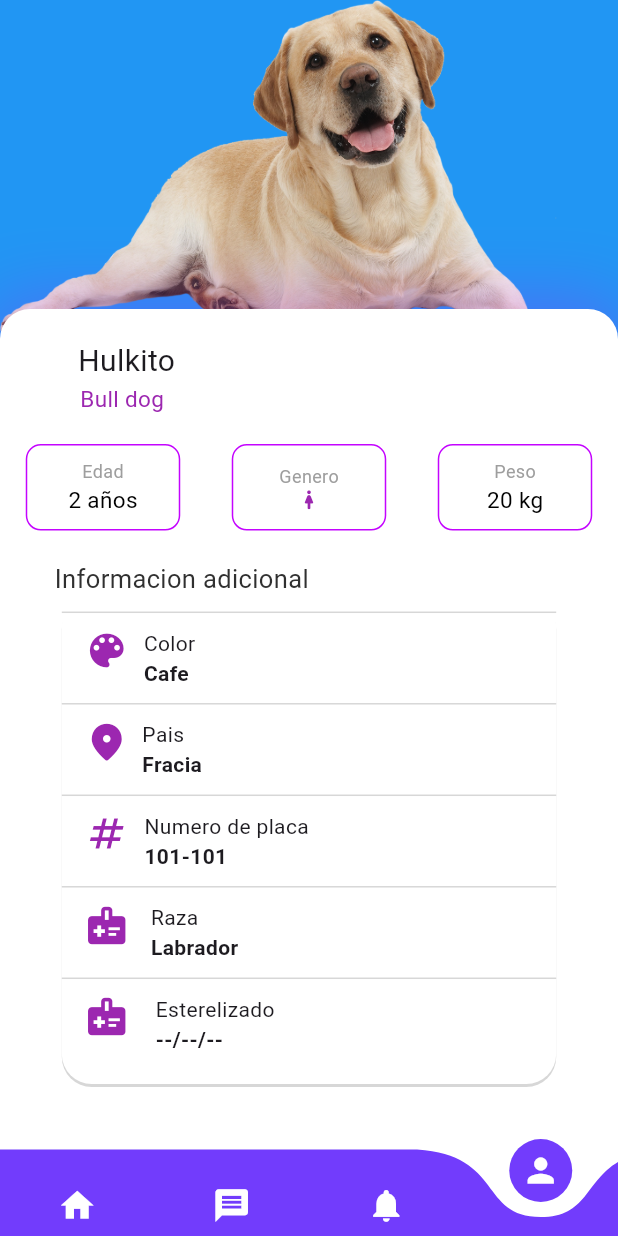
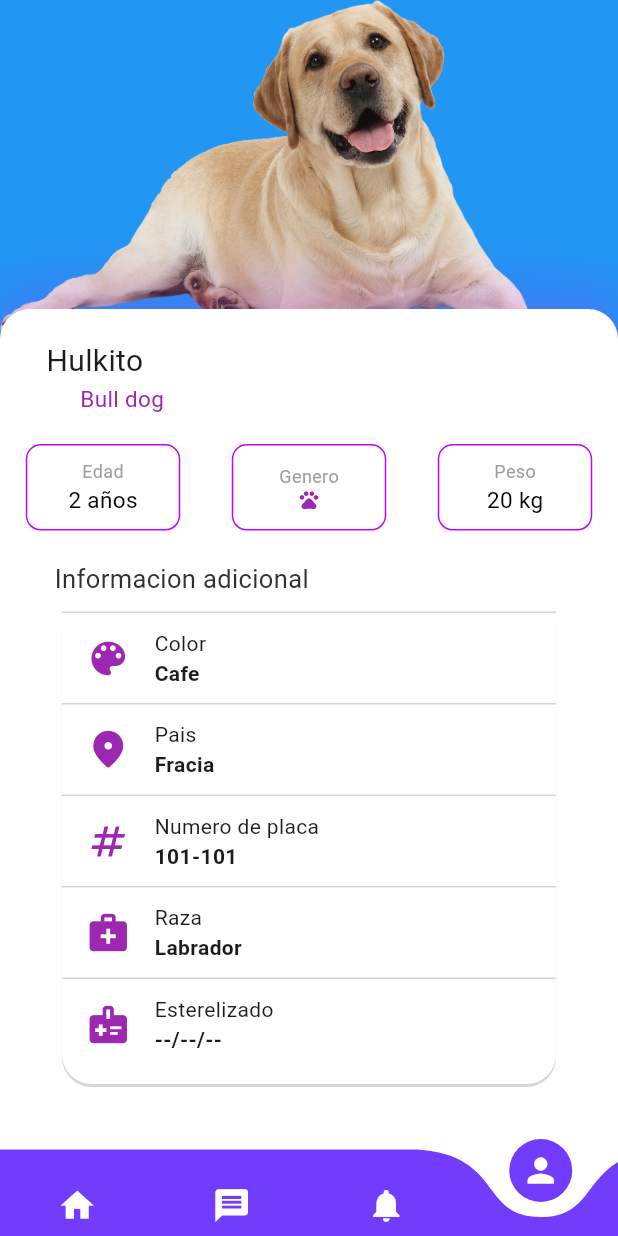
Before and after one commit to Isa-josep/vet_app, a Flutter app: the VeterinarioPage screen opened by its route, item 4 of the bottom bar chosen, on a phone screen of 412 x 824 dp. Run offline on Flutter 3.47's test engine with Material 3 defaults, Android fonts, the phone set to English and light mode, and no system bars; drawn by our look-alikes of curved_navigation_bar; our stand-ins replace animate_do, flutter_riverpod, flutter_svg, go_router; project files that could hold a hidden picture were left out.

Commit message:
Base de datos de veterinario y correcion de errores
Conexion de homepage y veterianprofile con la base de datos, correccion de error en el perfil de la mascota

```diff
--- a/lib/config/router/app_router.dart
+++ b/lib/config/router/app_router.dart
@@ -2,7 +2,7 @@ import 'package:go_router/go_router.dart';
 import 'package:vetapp/features/presentation/screens.dart';
 import 'package:vetapp/features/presentation/screens/profilepet.dart';
 import 'package:vetapp/features/presentation/screens/profileveterinario.dart';
-import 'package:vetapp/features/presentation/screens/veterinario-page.dart';
+import 'package:vetapp/features/presentation/screens/veterinario_page.dart';
 
 final appRouter = GoRouter(initialLocation: '/', routes: [
   GoRoute(
--- /dev/null
+++ b/lib/features/datosdoc.dart
@@ -0,0 +1,74 @@
+class Doctor {
+  final String nombre;
+  final String especialidad;
+  final String especialidad2;
+  final String especialidad3;
+  final int likes;
+  final double distance;
+  final String fotoUrl;
+  final String description;
+  // Agrega otras propiedades relevantes
+
+  Doctor({
+    required this.nombre,
+    required this.especialidad,
+    required this.especialidad2,
+    required this.especialidad3,
+    required this.likes,
+    required this.distance,
+    required this.description,
+    required this.fotoUrl,
+  });
+}
+
+final List<Doctor> doctores = [
+  Doctor(
+      nombre: 'Dr. Juan Pérez',
+      especialidad: 'Cardiólogo',
+      especialidad2: 'Cardiólogo',
+      especialidad3: 'Cardiólogo',
+      description: 'Especialista en enfermedades del corazón',
+      distance: 5,
+      likes: 200,
+      fotoUrl: 'assets/doc.webp'),
+  Doctor(
+      nombre: 'Dra. Ana Domínguez',
+      especialidad: 'Dermatóloga',
+      especialidad2: 'Dermatóloga',
+      especialidad3: 'Dermatóloga',
+      distance: 6,
+      likes: 200,
+      fotoUrl: 'assets/docprueba.png',
+      description: 'Especialista en comida'),
+  Doctor(
+      nombre: 'Dr. Pedro González',
+      especialidad: 'Neurólogo',
+      especialidad2: 'Neurólogo',
+      especialidad3: 'Neurólogo',
+      distance: 3,
+      likes: 200,
+      fotoUrl: 'assets/doc.webp',
+      description: 'Especialista en enfermedades del cerebro'),
+  Doctor(
+      nombre: 'Dra. María López',
+      especialidad: 'Pediatra',
+      especialidad2: 'Pediatra',
+      distance: 6,
+      likes: 200,
+      especialidad3: 'Pediatra',
+      fotoUrl: 'assets/docprueba.png',
+      description: 'Especialista en enfermedades del cerebro'),
+  Doctor(
+      nombre: 'Dr. David Hernández',
+      especialidad: 'Psiquiatra',
+      especialidad2: 'Psiquiatra',
+      especialidad3: 'Psiquiatra',
+      distance: 2,
+      likes: 200,
+      fotoUrl: 'assets/doc.webp',
+      description: 'Especialista en enfermedades del corazón'),
+];
+
+Doctor getDoctor(int index) {
+  return doctores[index];
+}
--- a/lib/features/presentation/screens/homepage.dart
+++ b/lib/features/presentation/screens/homepage.dart
@@ -1,9 +1,6 @@
-import 'package:flutter/cupertino.dart';
 import 'package:flutter/material.dart';
-import 'package:flutter/widgets.dart';
 import 'package:go_router/go_router.dart';
-import 'package:vetapp/features/presentation/screens/profileveterinario.dart';
-import 'package:vetapp/features/presentation/screens/veterinario-page.dart';
+import 'package:vetapp/features/datosdoc.dart';
 
 class HomePage extends StatefulWidget {
   const HomePage({super.key});
@@ -13,6 +10,8 @@ class HomePage extends StatefulWidget {
 }
 
 class _HomePageState extends State<HomePage> {
+  late Doctor doctor;
+
   @override
   Widget build(BuildContext context) {
     return MaterialApp(
@@ -23,18 +22,18 @@ class _HomePageState extends State<HomePage> {
           children: [
             Container(
               decoration: BoxDecoration(
-                color: Color.fromARGB(255, 179, 149, 255), // Color morado
+                color: const Color.fromARGB(255, 179, 149, 255), // Color morado
                 borderRadius: BorderRadius.circular(20),
               ),
               margin: const EdgeInsets.only(top: 40),
               height: MediaQuery.of(context).size.height * 0.15,
               width: MediaQuery.of(context).size.width * 0.85,
               child: Align(
-                alignment: Alignment(0, .4),
+                alignment: const Alignment(0, .4),
                 child: Container(
                     decoration: BoxDecoration(
                       borderRadius: BorderRadius.circular(20),
-                      color: Color.fromARGB(118, 255, 255, 255),
+                      color: const Color.fromARGB(118, 255, 255, 255),
                     ),
                     width: MediaQuery.of(context).size.width * .80,
                     height: MediaQuery.of(context).size.height * .10,
@@ -67,7 +66,7 @@ class _HomePageState extends State<HomePage> {
                     )),
               ),
             ),
-            SizedBox(height: 20),
+            const SizedBox(height: 20),
             const Row(
               //Categorias de la salud de las mascotas
               mainAxisAlignment: MainAxisAlignment.spaceEvenly,
@@ -134,7 +133,7 @@ class _HomePageState extends State<HomePage> {
                 ]),
               ],
             ),
-            SizedBox(height: 20),
+            const SizedBox(height: 20),
             Padding(
                 padding: const EdgeInsets.all(16.0),
                 child: Container(
@@ -142,8 +141,8 @@ class _HomePageState extends State<HomePage> {
                       color: Colors.white,
                       border: Border.all(color: Colors.transparent),
                       borderRadius: BorderRadius.circular(20),
-                      boxShadow: [
-                        const BoxShadow(
+                      boxShadow: const [
+                        BoxShadow(
                           color: Color.fromARGB(76, 0, 0, 0),
                           spreadRadius: 1,
                           blurRadius: 40,
@@ -153,8 +152,8 @@ class _HomePageState extends State<HomePage> {
                   child: TextField(
                     decoration: InputDecoration(
                       hintText: 'Buscar veterinario',
-                      prefixIcon: Icon(Icons.search),
-                      prefixIconConstraints: BoxConstraints(
+                      prefixIcon: const Icon(Icons.search),
+                      prefixIconConstraints: const BoxConstraints(
                         minWidth: 40,
                         minHeight: 40,
                       ),
@@ -167,7 +166,7 @@ class _HomePageState extends State<HomePage> {
                 )),
             Flexible(
               child: GridView.builder(
-                gridDelegate: SliverGridDelegateWithFixedCrossAxisCount(
+                gridDelegate: const SliverGridDelegateWithFixedCrossAxisCount(
                   crossAxisCount: 2,
                   childAspectRatio: 0.8,
                   crossAxisSpacing: 10,
@@ -175,59 +174,69 @@ class _HomePageState extends State<HomePage> {
                 ),
                 itemCount: 5,
                 itemBuilder: (context, index) {
+                  // Obtener la información del doctor a partir del índice
+                  doctor = getDoctor(index);
+
                   return GestureDetector(
                     onTap: () {
                       GoRouter.of(context).go('/veter/$index');
                     },
                     child: Card(
-                      color: Color.fromARGB(255, 179, 149, 255),
+                      color: const Color.fromARGB(255, 179, 149, 255),
                       elevation: 5,
-                      shadowColor: Color.fromARGB(255, 0, 0, 0),
+                      shadowColor: const Color.fromARGB(255, 0, 0, 0),
                       child: ListTile(
                         title: Column(
                           mainAxisAlignment: MainAxisAlignment.center,
                           children: [
-                            const Icon(
-                              Icons.person,
-                              size: 90,
-                              color: Colors.white,
+                            CircleAvatar(
+                              radius: 45,
+                              backgroundColor: Colors.white,
+                              child: ClipOval(
+                                child: Image.asset(
+                                  doctor.fotoUrl,
+                                  fit: BoxFit.cover,
+                                  width: 90,
+                                  height: 90,
+                                ),
+                              ),
                             ),
-                            Text('Dr. Veterinario $index',
+                            Text(doctor.nombre,
                                 textAlign: TextAlign.left,
                                 style: const TextStyle(
                                     fontWeight: FontWeight.bold,
                                     fontSize: 10,
                                     color: Colors.white)),
-                            const Text('Especialidad: Cuidado de mascotas',
+                            Text(doctor.especialidad,
                                 textAlign: TextAlign.left,
-                                style: TextStyle(
+                                style: const TextStyle(
                                     fontWeight: FontWeight.bold,
                                     fontSize: 10,
                                     color: Colors.white)),
-                            const Row(
+                            Row(
                                 mainAxisAlignment: MainAxisAlignment.center,
                                 children: [
-                                  Icon(
+                                  const Icon(
                                     Icons.thumb_up,
                                     size: 15,
                                     color: Colors.white,
                                   ),
-                                  SizedBox(width: 4),
+                                  const SizedBox(width: 4),
                                   Text(
-                                    '123',
-                                    style: TextStyle(
+                                    doctor.likes.toString(),
+                                    style: const TextStyle(
                                         fontSize: 15, color: Colors.white),
                                   ), // Número de likes
-                                  SizedBox(width: 8),
-                                  Icon(
+                                  const SizedBox(width: 8),
+                                  const Icon(
                                     Icons.location_on,
                                     size: 15,
                                     color: Colors.white,
                                   ),
-                                  SizedBox(width: 4),
+                                  const SizedBox(width: 4),
                                   Text(
-                                    '2 km',
-                                    style: TextStyle(
+                                    '${doctor.distance} km',
+                                    style: const TextStyle(
                                         fontSize: 15, color: Colors.white),
                                   ), // Distancia
                                 ]),
--- a/lib/features/presentation/screens/login_screen.dart
+++ b/lib/features/presentation/screens/login_screen.dart
@@ -87,7 +87,6 @@ class LoginScreen extends StatelessWidget {
                               onPressed: () {
                                 //ref.read(loginFormProvider.notifier).onFormSubmit();
                                 context.push('/veterhome');
-                                //TODO: Cambiar por la ruta correcta
                               },
                             )),
                       ],
--- a/lib/features/presentation/screens/profilepet.dart
+++ b/lib/features/presentation/screens/profilepet.dart
@@ -1,4 +1,3 @@
-import 'package:flutter/cupertino.dart';
 import 'package:flutter/material.dart';
 import 'package:flutter/widgets.dart';
 
@@ -22,7 +21,7 @@ class _ProfilePetState extends State<ProfilePet> {
           width: MediaQuery.of(context).size.width * 1,
           height: MediaQuery.of(context).size.height * 1,
           decoration: BoxDecoration(
-              color: Color.fromARGB(255, 255, 255, 255),
+              color: const Color.fromARGB(255, 255, 255, 255),
               borderRadius: BorderRadius.circular(20),
               boxShadow: const [
                 BoxShadow(
@@ -36,14 +35,17 @@ class _ProfilePetState extends State<ProfilePet> {
               const SizedBox(
                 height: 20,
               ),
-              const Align(
-                alignment: Alignment(-.7, 1),
-                child: Text(
+              Align(
+                alignment: const Alignment(-.7, 1),
+                child: SizedBox(
+                  width: MediaQuery.of(context).size.width * .5,
+                  child: const Text(
                     "Hulkito",
                     style: TextStyle(
                       fontSize: 20,
                       decoration: TextDecoration.none,
                       // Add this line
+                    ),
                   ),
                 ),
               ),
@@ -112,7 +114,7 @@ class _ProfilePetState extends State<ProfilePet> {
                               decoration: TextDecoration.none,
                             )),
                         Icon(
-                          Icons.woman_2_rounded,
+                          Icons.pets_rounded,
                           color: Colors.purple,
                           size: 15,
                         )
@@ -177,39 +179,42 @@ class _ProfilePetState extends State<ProfilePet> {
                   ],
                   borderRadius: BorderRadius.circular(20),
                 ),
-                child: const Column(
+                child: Column(
                   children: [
-                    Separador(),
-                    Info(
+                    const Separador(),
+                    const Info(
                       icon: Icons.color_lens,
                       title: 'Color',
                       subtitle: 'Cafe',
                     ),
-                    Separador(),
-                    Info(
+                    const Separador(),
+                    SizedBox(
+                      width: MediaQuery.of(context).size.width * .8,
+                      child: const Info(
                         icon: Icons.location_on_rounded,
                         title: 'Pais',
                         subtitle: 'Fracia',
                       ),
-                    Separador(),
-                    Info2(
+                    ),
+                    const Separador(),
+                    const Info(
                       icon: Icons.numbers,
                       title: 'Numero de placa',
                       subtitle: '101-101',
                     ),
-                    Separador(),
-                    Info(
-                      icon: Icons.medical_information,
-                      title: '   Raza',
-                      subtitle: '   Labrador',
+                    const Separador(),
+                    const Info(
+                      icon: Icons.medical_services,
+                      title: 'Raza',
+                      subtitle: 'Labrador',
                     ),
-                    Separador(),
-                    Info2(
+                    const Separador(),
+                    const Info(
                       icon: Icons.medical_information,
                       title: 'Esterelizado',
                       subtitle: '--/--/--',
                     ),
-                    SizedBox(height: 20),
+                    const SizedBox(height: 20),
                   ],
                 ),
               ),
@@ -230,13 +235,13 @@ class Separador extends StatelessWidget {
   Widget build(BuildContext context) {
     return Column(
       children: [
-        SizedBox(height: 10),
+        const SizedBox(height: 10),
         Container(
           height: 1,
           width: MediaQuery.of(context).size.width * .8,
           color: const Color.fromARGB(255, 215, 215, 215),
         ),
-        SizedBox(height: 10),
+        const SizedBox(height: 10),
       ],
     );
   }
@@ -256,19 +261,17 @@ class Info extends StatelessWidget {
 
   @override
   Widget build(BuildContext context) {
-    return Stack(
+    return Row(
       children: [
-        Align(
-          alignment: const Alignment(-.9, 0),
+        SizedBox(
+          width: MediaQuery.of(context).size.width * .15,
           child: Icon(
             icon,
             color: Colors.purple,
             size: 30,
           ),
         ),
-        Align(
-          alignment: const Alignment(-.63, -0.5),
-          child: Column(
+        Column(
           crossAxisAlignment: CrossAxisAlignment.start,
           mainAxisAlignment: MainAxisAlignment.start,
           children: [
@@ -284,7 +287,6 @@ class Info extends StatelessWidget {
               textAlign: TextAlign.left, // Add this line
             ),
           ],
-          ),
         ),
       ],
     );
--- a/lib/features/presentation/screens/veterinario-page.dart
+++ b/lib/features/presentation/screens/veterinario_page.dart
@@ -16,8 +16,8 @@ class _VeterinarioPageState extends State<VeterinarioPage> {
 
   final screens = [
     const Center(child: HomePage()),
-    Center(child: InitialScreen()),
-    Center(child: HomePage()),
+    const Center(child: InitialScreen()),
+    const Center(child: HomePage()),
     const Center(child: ProfilePet()),
   ];
 
@@ -27,9 +27,9 @@ class _VeterinarioPageState extends State<VeterinarioPage> {
       extendBody: true,
       bottomNavigationBar: CurvedNavigationBar(
         height: MediaQuery.of(context).size.height * 0.07,
-        backgroundColor: Color.fromARGB(0, 114, 60, 252),
-        buttonBackgroundColor: Color.fromARGB(255, 114, 60, 252),
-        color: Color.fromARGB(255, 114, 60, 252),
+        backgroundColor: const Color.fromARGB(0, 114, 60, 252),
+        buttonBackgroundColor: const Color.fromARGB(255, 114, 60, 252),
+        color: const Color.fromARGB(255, 114, 60, 252),
         animationDuration: const Duration(milliseconds: 300),
         items: const <Widget>[
           Icon(Icons.home, size: 26, color: Colors.white),
```
Also changed, not shown: lib/features/presentation/screens/initial_screen.dart (+32 -24 lines), lib/features/presentation/screens/profileveterinario.dart (+36 -88 lines). Lines whose indentation alone changed are shown as unchanged.
